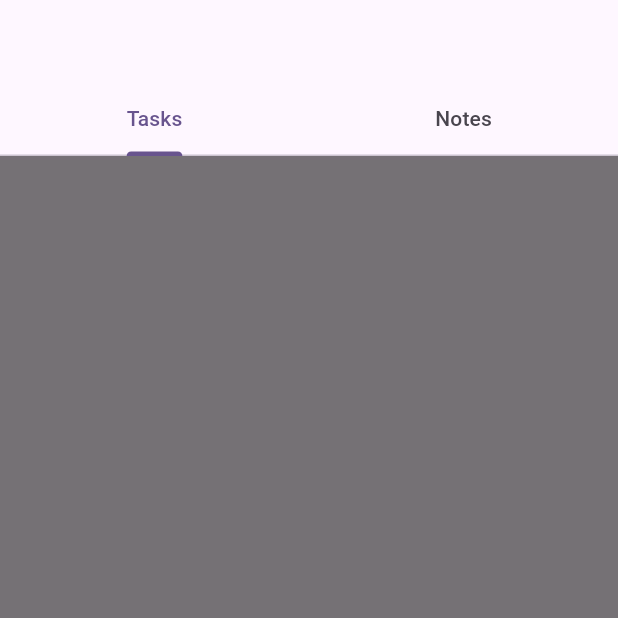
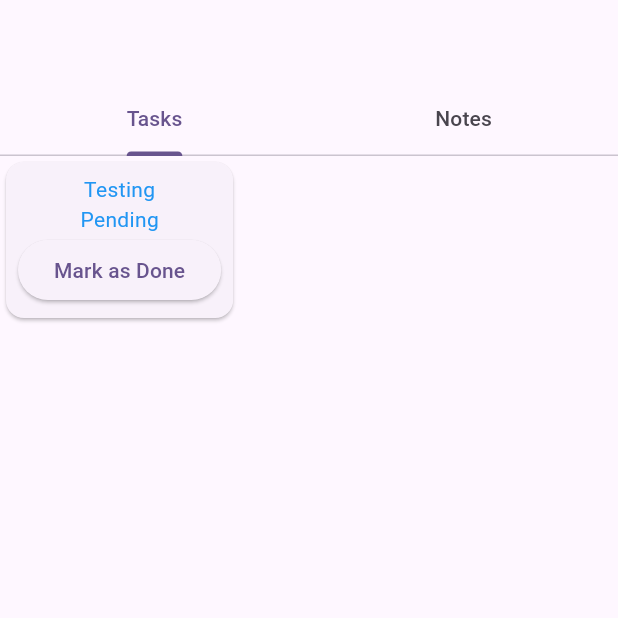
Before and after one commit to AbubakerArshad/flutter_todo, a Flutter app: the screen it shows after launch, on a phone screen of 412 x 824 dp, the top half of it. Run offline on Flutter 3.47's test engine with Material 3 defaults, Android fonts, the phone set to English and light mode, and no system bars; our stand-ins replace sqflite; missing offline and left inert: dart:ffi; accounts and stored records are empty.

Commit message:
List of Task Task Mark as Done Delete Task

```diff
--- a/lib/main.dart
+++ b/lib/main.dart
@@ -1,12 +1,11 @@
 import 'package:flutter/material.dart';
-import 'package:flutter/scheduler.dart';
 import 'package:intl/intl.dart';
+import 'package:provider/provider.dart';
 import 'package:todo_app/model/task.dart';
-import 'package:todo_app/view/create_task_screen.dart';
+import 'package:todo_app/provider/simple_provider.dart';
+import 'package:todo_app/provider/task_provider.dart';
 
 import 'db/database_helper.dart';
-
-
 
 final dbHelper = DatabaseHelper();
 
@@ -23,43 +22,26 @@ class MyApp extends StatelessWidget {
   // This widget is the root of your application.
   @override
   Widget build(BuildContext context) {
-    return MaterialApp(
+    return MultiProvider(
+        providers: [
+          ChangeNotifierProvider(create: (_) => SimpleProvider()),
+          ChangeNotifierProvider(create: (_) => TaskProvider()),
+        ],
+        child: MaterialApp(
+          debugShowCheckedModeBanner: false,
           title: 'Flutter Demo',
           theme: ThemeData(
-        // This is the theme of your application.
-        //
-        // TRY THIS: Try running your application with "flutter run". You'll see
-        // the application has a purple toolbar. Then, without quitting the app,
-        // try changing the seedColor in the colorScheme below to Colors.green
-        // and then invoke "hot reload" (save your changes or press the "hot
-        // reload" button in a Flutter-supported IDE, or press "r" if you used
-        // the command line to start the app).
-        //
-        // Notice that the counter didn't reset back to zero; the application
-        // state is not lost during the reload. To reset the state, use hot
-        // restart instead.
-        //
-        // This works for code too, not just values: Most code changes can be
-        // tested with just a hot reload.
             colorScheme: ColorScheme.fromSeed(seedColor: Colors.deepPurple),
             useMaterial3: true,
           ),
           home: const MyHomePage(title: ''),
-    );
+        ));
+
   }
 }
 
 class MyHomePage extends StatefulWidget {
   const MyHomePage({super.key, required this.title});
-
-  // This widget is the home page of your application. It is stateful, meaning
-  // that it has a State object (defined below) that contains fields that affect
-  // how it looks.
-
-  // This class is the configuration for the state. It holds the values (in this
-  // case the title) provided by the parent (in this case the App widget) and
-  // used by the build method of the State. Fields in a Widget subclass are
-  // always marked "final".
 
   final String title;
 
@@ -78,7 +60,7 @@ class _MyHomePageState extends State<MyHomePage> {
 
       print(formattedDate);
 
-      var task = Task( title: "Testing", isDone: 0, dateTime: formattedDate);
+      var task = Task(title: "Testing", isDone: 0, dateTime: formattedDate);
       add(task);
       _query();
       // This call to setState tells the Flutter framework that something has
@@ -90,6 +72,21 @@ class _MyHomePageState extends State<MyHomePage> {
     });
   }
 
+  @override
+  void initState() {
+    super.initState();
+
+    final now = DateTime.now();
+    final dateTimeFormatter = DateFormat('dd-MMM-yyyy, hh:mm:a');
+    final formattedDate = dateTimeFormatter.format(now);
+
+    print(formattedDate);
+
+    var task = Task(title: "Testing", isDone: 0, dateTime: formattedDate);
+    add(task);
+    _query();
+  }
+
   Future<void> add(Task task) async {
     Map<String, dynamic> row = {
       "title": task.title,
@@ -99,6 +96,7 @@ class _MyHomePageState extends State<MyHomePage> {
     final id = await dbHelper.createTask(row);
     debugPrint('inserted row id: $id');
   }
+
   void _query() async {
     final allRows = await dbHelper.getAllTask();
     print('query all rows:');
@@ -107,40 +105,79 @@ class _MyHomePageState extends State<MyHomePage> {
     }
   }
 
+  final List<String> tabTitles = ['Tasks', 'Notes'];
 
-  final List<String> tabTitles = ['Tasks', 'Notes'];
-  final List<List<String>> tabData = [
-    ['Item 1', 'Item 2', 'Item 3'],
-    ['Item A', 'Item B', 'Item C'],
-    ['Item X', 'Item Y', 'Item Z'],
-  ];
+  bool isChecked = false;
+
 
 
   @override
   Widget build(BuildContext context) {
-    // This method is rerun every time setState is called, for instance as done
-    // by the _incrementCounter method above.
-    //
-    // The Flutter framework has been optimized to make rerunning build methods
-    // fast, so that you can just rebuild anything that needs updating rather
-    // than having to individually change instances of widgets.
+
+    final provider = Provider.of<SimpleProvider>(context);
+    final task_provider = Provider.of<TaskProvider>(context);
+
+    task_provider.loadTasks();
+
     return DefaultTabController(
       length: tabTitles.length,
       child: Scaffold(
         appBar: AppBar(
-
           bottom: TabBar(
             tabs: tabTitles.map((title) => Tab(text: title)).toList(),
           ),
         ),
-    body: TabBarView(
+        body: TabBarView(children: [
+          Container(
+            child: ListView.builder(itemCount: task_provider.tasks.length,
+              itemBuilder: (BuildContext context, int index) {
+                return Stack(
                   children: [
-      Container(color: Colors.black54,),
-      Container(color: Colors.black38,)
-    ]
+                    InkWell(
+                      child: Card(
+                        child: Padding(
+                          padding: const EdgeInsets.all(8.0),
+                          child: Column(
+                            children: [
+                              Text(task_provider.tasks[index].title! ,style: TextStyle(color: Colors.blue),),
+                              Text(task_provider.tasks[index].isDone == 1 ? "Done" : "Pending" ,style: TextStyle(color: Colors.blue),),
+                                  ElevatedButton(
+                                    onPressed: () {
+                                      // provider.name = "Text Changed By Provider  !!!";
+                                      task_provider.markAsDoneTask(task_provider.tasks[index]);
+                                    },
+                                    child: Text('Mark as Done'),
+                                  )
+                            ],
                           ),
+                        ),
+                      ),
+                      onTap: () =>{
+
+                      task_provider.deleteTask(task_provider.tasks[index].id!)
+                      },
+                    ),
+                  ],
+                );
+              },
+            )
+            // child: Column(
+            //   children: [
+            //     Text(provider.name),
+            //     ElevatedButton(
+            //       onPressed: () {
+            //         provider.name = "Text Changed By Provider  !!!";
+            //       },
+            //       child: Text('Create Package'),
+            //     )
+            //   ],
+            // ),
+          ),
+          Container(
+            color: Colors.black38,
+          ),
+        ]),
       ),
     );
   }
-
 }
--- a/lib/model/task.dart
+++ b/lib/model/task.dart
@@ -21,4 +21,14 @@ class Task {
     data['dateTime'] = this.dateTime;
     return data;
   }
+
+  // Convert a Map into a Todo.
+  static Task fromMap(Map<String, dynamic> map) {
+    return Task(
+      id: map['id'],
+      title: map['title'],
+      isDone: map['isDone'] is int ? map['isDone'] : int.tryParse(map['isDone'] ?? '0'),
+      dateTime: map['dateTime'],
+    );
+  }
 }
--- /dev/null
+++ b/lib/provider/simple_provider.dart
@@ -0,0 +1,14 @@
+import 'package:flutter/material.dart';
+
+class SimpleProvider extends ChangeNotifier{
+
+  String _name = 'undefined michi 😼';
+
+  String get name => _name;
+
+  set name (String newName) {
+    _name = newName;
+    notifyListeners();
+  }
+
+}
```
Also changed, not shown: lib/db/database_helper.dart (+38 -0 lines), lib/provider/task_provider.dart (added, +41 -0 lines). Lines whose indentation alone changed are shown as unchanged.
